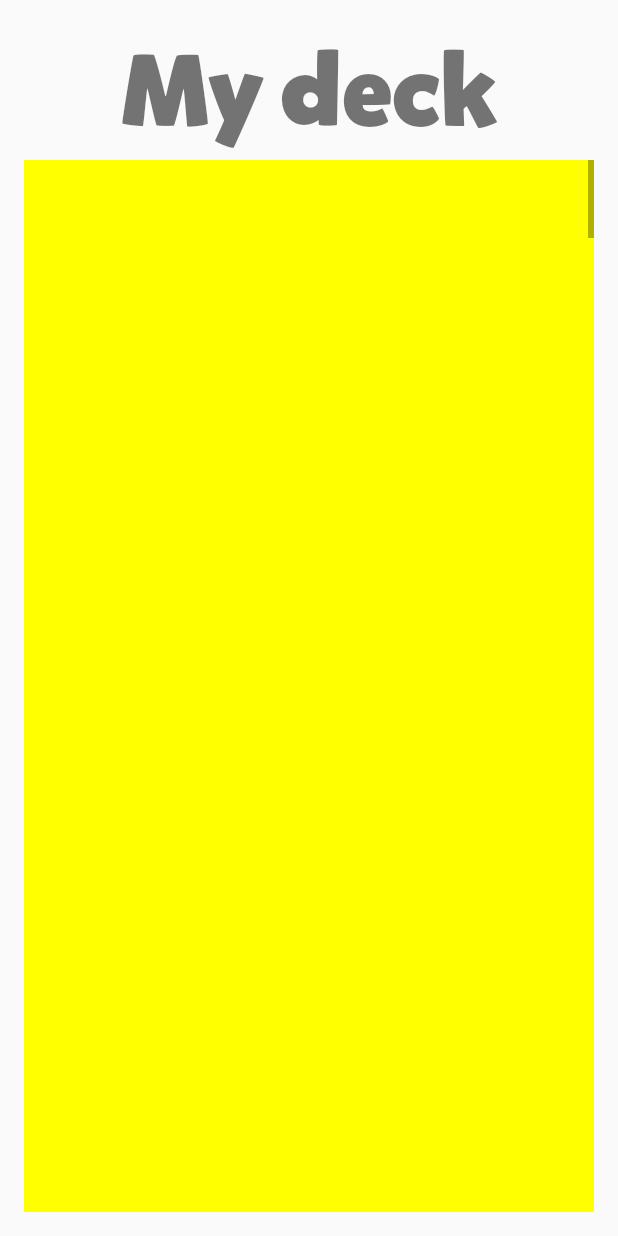
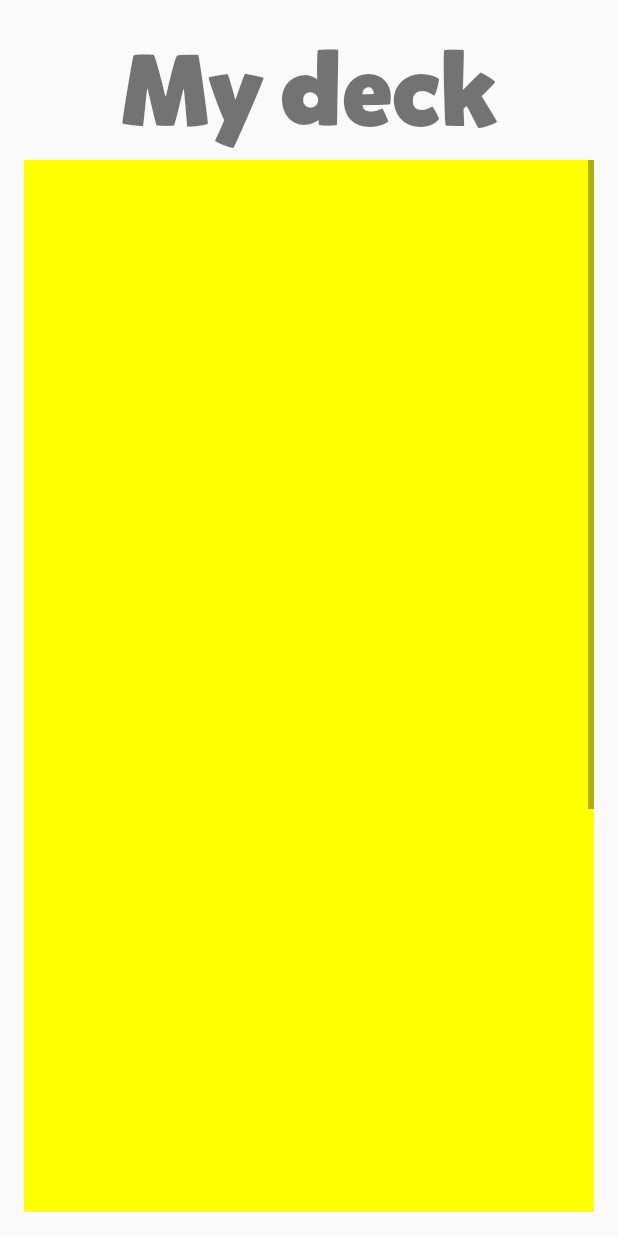
Before and after one commit to josemg08/HistoryJam, an Android app: the screen it shows after launch (MyDeckActivity), after a tap on "MY DECK", on a phone screen of 412 x 824 dp. Run offline under Robolectric (Android 15) with nearby library versions, the phone set to English and light mode, and no system bars.

Commit message:
CardView

```diff
--- a/app/src/main/java/com/etermax/borbotones/ui/MyDeckActivity.java
+++ b/app/src/main/java/com/etermax/borbotones/ui/MyDeckActivity.java
@@ -17,15 +17,12 @@ import java.util.List;
 
 public class MyDeckActivity extends AppCompatActivity {
 
-    GridView mGridView;
-
-
     @Override
     protected void onCreate(Bundle savedInstanceState) {
         super.onCreate(savedInstanceState);
         setContentView(R.layout.activity_my_deck);
 
-        mGridView = (GridView) findViewById(R.id.my_deck_gridview);
+        GridView mGridView = (GridView) findViewById(R.id.my_deck_gridview);
         mGridView.setAdapter( new MyDeckAdapter(this) );
     }
 
@@ -37,11 +34,23 @@ public class MyDeckActivity extends AppCompatActivity {
         {
             mContext = context;
             mCardList = new ArrayList<>();
+            mCardList.add(new Card());
+            mCardList.add(new Card());
+            mCardList.add(new Card());
+            mCardList.add(new Card());
+            mCardList.add(new Card());
+            mCardList.add(new Card());
+            mCardList.add(new Card());
+            mCardList.add(new Card());
+            mCardList.add(new Card());
+            mCardList.add(new Card());
+            mCardList.add(new Card());
+            mCardList.add(new Card());
         }
 
         @Override
         public int getCount() {
-            return 100;
+            return mCardList.size();
         }
 
         @Override
@@ -58,13 +67,13 @@ public class MyDeckActivity extends AppCompatActivity {
         public View getView(int position, View convertView, ViewGroup parent) {
             CardView view;
             if (convertView == null) {
-                view = new CardView(mContext, new Card() );
+                view = new CardView( mContext );
             } else {
                 view = (CardView)convertView;
             }
+
+            view.setCard( mCardList.get(position) );
             return view;
         }
-
-
     }
 }
--- a/app/src/main/java/com/etermax/borbotones/widget/CardView.java
+++ b/app/src/main/java/com/etermax/borbotones/widget/CardView.java
@@ -10,11 +10,15 @@ public class CardView extends View implements View.OnClickListener{
 
     Card mCard;
 
-    public CardView(Context context, Card card) {
+    public CardView(Context context) {
         super(context);
+        setOnClickListener(this);
+    }
+
+    public void setCard( Card card )
+    {
         mCard = card;
         setBackgroundColor( mCard.mType.getColor() );
-        setOnClickListener(this);
     }
 
     @Override
```
